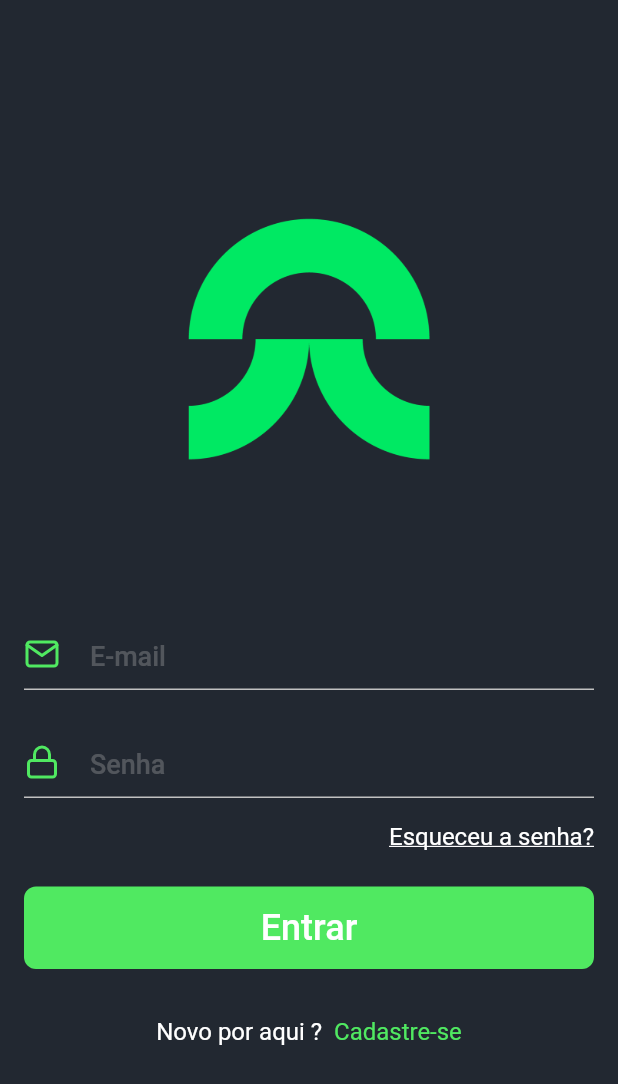
After one commit to victormarques-ia/capyba_challenge, a Flutter app: the LoginScreen screen opened by its route, on a phone screen of 412 x 824 dp. The commit adds this screen. Shown: the top 1084 px of the screen. Run offline on Flutter 3.47's test engine with Material 2 defaults, Android fonts, the light colour scheme and no system bars; our stand-ins replace flutter_feather_icons, google_fonts.

Commit message:
feat: create login static screen

```diff
--- a/lib/routes.dart
+++ b/lib/routes.dart
@@ -1,6 +1,8 @@
 import 'package:capyba_challenge/screens/welcome/welcome_screen.dart';
+import 'package:capyba_challenge/screens/login/login_screen.dart';
 import 'package:flutter/widgets.dart';
 
 final Map<String, WidgetBuilder> routes = {
   WelcomeScreen.routeName: (context) => WelcomeScreen(),
+  LoginScreen.routeName: (context) => LoginScreen(),
 };
--- /dev/null
+++ b/lib/screens/login/components/body.dart
@@ -0,0 +1,31 @@
+import 'package:flutter/material.dart';
+import 'login_form.dart';
+
+class Body extends StatelessWidget {
+  @override
+  Widget build(BuildContext context) {
+    return SafeArea(
+      child: Padding(
+        padding: EdgeInsets.symmetric(vertical: 40.0, horizontal: 16.0),
+        child: Column(
+          crossAxisAlignment: CrossAxisAlignment.center,
+          mainAxisAlignment: MainAxisAlignment.center,
+          children: [
+            Expanded(
+              flex: 1,
+              child: Container(
+                child: Image(
+                  image: AssetImage("assets/images/capyba_simbolo.png"),
+                  width: 164.0,
+                ),
+              ),
+            ),
+            Expanded(
+              child: LoginForm(),
+            )
+          ],
+        ),
+      ),
+    );
+  }
+}
--- /dev/null
+++ b/lib/screens/login/components/login_form.dart
@@ -0,0 +1,74 @@
+import 'package:capyba_challenge/components/custom_input_field.dart';
+import 'package:capyba_challenge/components/rounded_button.dart';
+import 'package:flutter/material.dart';
+import 'package:flutter_feather_icons/flutter_feather_icons.dart';
+
+class LoginForm extends StatelessWidget {
+  @override
+  Widget build(BuildContext context) {
+    return Form(
+      child: Column(
+        children: [
+          CustomInputField(
+            hint: "E-mail",
+            iconData: FeatherIcons.mail,
+            inputType: TextInputType.emailAddress,
+          ),
+          CustomInputField(
+            hint: "Senha",
+            iconData: FeatherIcons.lock,
+            inputType: TextInputType.visiblePassword,
+            fieldMargin: EdgeInsets.only(bottom: 4.0),
+          ),
+          Container(
+            child: Column(
+              children: [
+                Container(
+                  alignment: Alignment.centerRight,
+                  child: FlatButton(
+                    padding: EdgeInsets.only(top: 12.0, bottom: 24.0),
+                    splashColor: Colors.transparent,
+                    highlightColor: Colors.transparent,
+                    onPressed: () => {},
+                    child: Text(
+                      "Esqueceu a senha?",
+                      style: Theme.of(context).textTheme.bodyText1.copyWith(
+                            decoration: TextDecoration.underline,
+                          ),
+                    ),
+                  ),
+                ),
+                RoundedButton(
+                  text: "Entrar",
+                  color: Theme.of(context).primaryColor,
+                  onPress: () => {},
+                ),
+                FlatButton(
+                  padding: EdgeInsets.only(top: 32.0),
+                  splashColor: Colors.transparent,
+                  highlightColor: Colors.transparent,
+                  onPressed: () => {},
+                  child: Row(
+                    mainAxisAlignment: MainAxisAlignment.center,
+                    children: [
+                      Text(
+                        "Novo por aqui ?  ",
+                        style: Theme.of(context).textTheme.bodyText1,
+                      ),
+                      Text(
+                        "Cadastre-se",
+                        style: Theme.of(context).textTheme.bodyText1.copyWith(
+                              color: Theme.of(context).primaryColor,
+                            ),
+                      ),
+                    ],
+                  ),
+                ),
+              ],
+            ),
+          ),
+        ],
+      ),
+    );
+  }
+}
--- /dev/null
+++ b/lib/screens/login/login_screen.dart
@@ -0,0 +1,12 @@
+import 'package:flutter/material.dart';
+import 'components/body.dart';
+
+class LoginScreen extends StatelessWidget {
+  static String routeName = "/login";
+  @override
+  Widget build(BuildContext context) {
+    return Scaffold(
+      body: Body(),
+    );
+  }
+}
```
